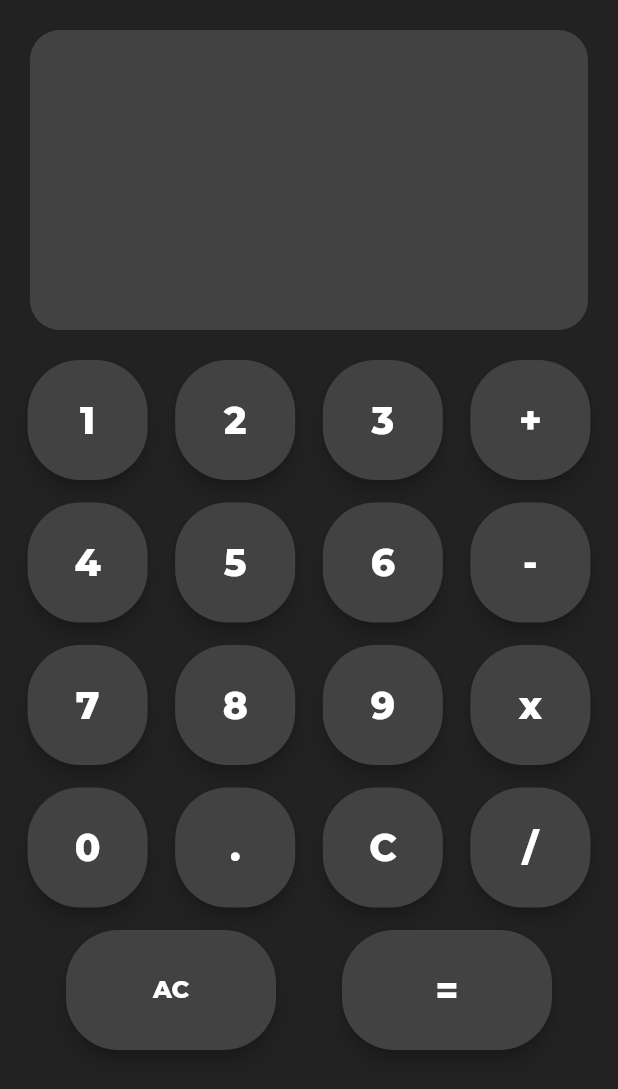
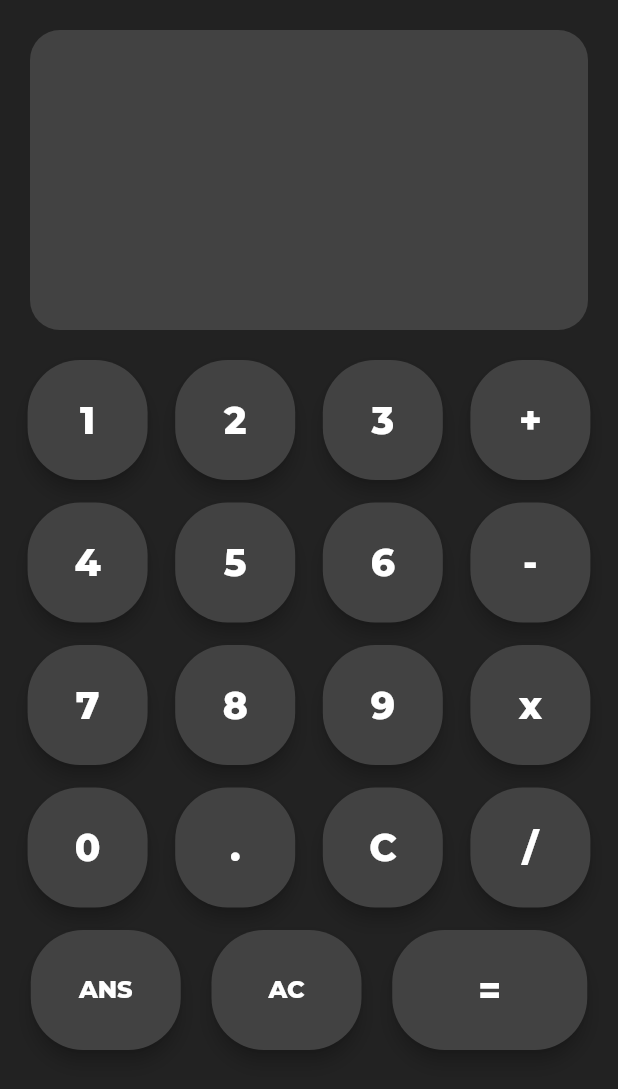
Before and after one commit to sushaanpatel/simple-calculator, a Flutter app: the screen it shows after launch, on a phone screen of 412 x 824 dp. Shown: the top 1089 px of the screen. Run offline on Flutter 3.47's test engine with Material 2 defaults, Android fonts, the phone set to English and light mode, and no system bars; our stand-ins replace google_fonts.

Commit message:
adding ANS button and app icon

```diff
--- a/lib/calculator.dart
+++ b/lib/calculator.dart
@@ -1,6 +1,6 @@
 import 'package:flutter/material.dart';
 import 'package:google_fonts/google_fonts.dart';
-import 'dart:convert';
+import 'dart:math';
 
 var display = '';
 var history = '';
@@ -17,7 +17,8 @@ class _calcustate extends State<Calcu> {
   Widget build(BuildContext context) {
     return Scaffold(
         backgroundColor: Color(0xff222222),
-        body: SafeArea(
+        body: SingleChildScrollView(
+            child: SafeArea(
                 child: Center(
           child: Column(children: [
             Stack(children: <Widget>[
@@ -83,12 +84,17 @@ class _calcustate extends State<Calcu> {
             ]),
             SizedBox(width: 15, height: 15),
             Row(mainAxisAlignment: MainAxisAlignment.spaceEvenly, children: [
-              // Textbtn(text: 'ANS', onpress: addans),
+              Textbtn(text: 'ANS', onpress: addans),
               Textbtn(text: 'AC', onpress: clearall),
               EnterButton(text: "=", onpress: eval)
             ])
           ]),
-        )));
+        ))));
+  }
+
+  double roundDouble(double value, int places) {
+    num mod = pow(10.0, places);
+    return ((value * mod).round().toDouble() / mod);
   }
 
   void addnum(String x) {
@@ -109,11 +115,10 @@ class _calcustate extends State<Calcu> {
     setState(() => display += ' $x ');
   }
 
-  // void addans(String x) {
-  //   setState(() => display += ans);
-  //   print(ans);
-  //   dis_ans = false;
-  // }
+  void addans(String x) {
+    setState(() => display += ans);
+    dis_ans = false;
+  }
 
   void clearall(String x) {
     setState(() => history = '');
@@ -131,6 +136,7 @@ class _calcustate extends State<Calcu> {
 
   void eval(String y) {
     setState(() {
+      if (y != Null) {
         double _out = 0.0;
         history = y;
         List x = y.split(' ');
@@ -145,8 +151,18 @@ class _calcustate extends State<Calcu> {
             _out = double.parse(x[0]) / double.parse(x[2]);
           }
           dis_ans = true;
-        ans = _out.toString();
-        display = _out.toString();
+          String d = _out.toString();
+          if (d.split(' ').length == 1) {
+            ans = roundDouble(_out, 8).toString();
+            display = roundDouble(_out, 8).toString();
+          } else {
+            ans = 'Error';
+            display = 'Error';
+          }
+        }
+      } else {
+        ans = 'Error';
+        display = 'Error';
       }
     });
   }
@@ -200,7 +216,7 @@ class EnterButton extends StatelessWidget {
             elevation: 5,
             shape:
                 RoundedRectangleBorder(borderRadius: BorderRadius.circular(35)),
-            fixedSize: Size(140, 80)),
+            fixedSize: Size(130, 80)),
         onPressed: () => onpress(display),
         child: Container(
           padding: EdgeInsets.all(15),
@@ -232,7 +248,7 @@ class Textbtn extends StatelessWidget {
             elevation: 5,
             shape:
                 RoundedRectangleBorder(borderRadius: BorderRadius.circular(35)),
-            fixedSize: Size(140, 80)),
+            fixedSize: Size(100, 80)),
         onPressed: () => onpress(text),
         child: Container(
           padding: EdgeInsets.all(15),
```
Also changed, not shown: pubspec.yaml (+0 -7 lines), pubspec.lock, 6 other files. Lines whose indentation alone changed are shown as unchanged.
